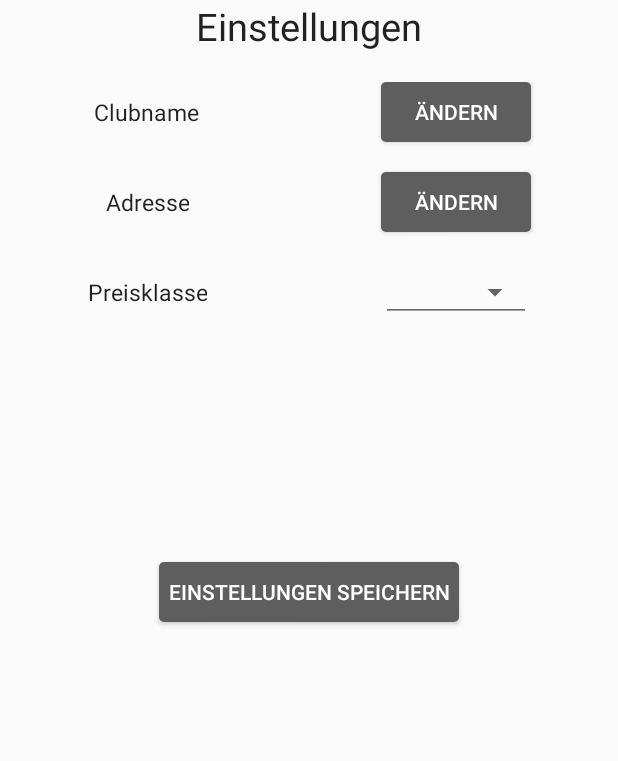
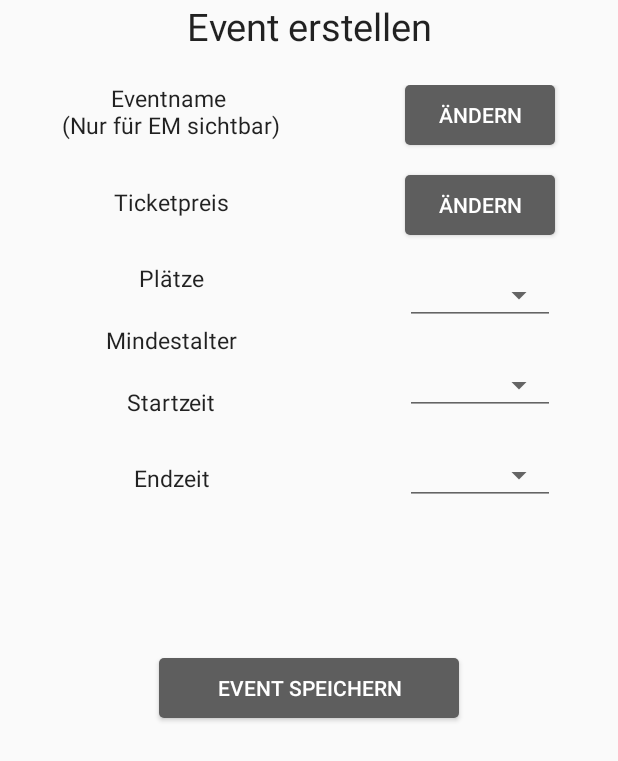
Before and after one commit to compilationFailed/EventApp, an Android app: the layout em_create_event.xml on its own in the app's theme, with its tools: preview values and no code run, on a phone screen of 412 x 824 dp. Shown: the top 761 px of the screen. Run offline under Robolectric (Android 15) with nearby library versions, the phone set to English and light mode, and no system bars.

Commit message:
creation of em_create_event

```diff
--- a/app/src/main/res/layout/em_createEvent.xml
+++ b/app/src/main/res/layout/em_create_event.xml
@@ -18,7 +18,7 @@
                 android:layout_width="match_parent"
                 android:layout_height="wrap_content"
                 android:gravity="center"
-                android:text="@string/settings"
+                android:text="@string/createEvent"
                 android:textAppearance="@style/TextAppearance.AppCompat.Large"
                 android:textSize="@dimen/titelTextSize" />
 
@@ -60,7 +60,7 @@
                             android:layout_height="wrap_content"
                             android:layout_weight="1"
                             android:gravity="center"
-                            android:text="@string/defaultClubname"
+                            android:text="@string/eventnameVisibleFor"
                             android:textAppearance="@style/TextAppearance.AppCompat.Body1"
                             android:textSize="@dimen/defaultTextSize" />
                     </LinearLayout>
@@ -83,10 +83,79 @@
                             android:layout_height="wrap_content"
                             android:layout_weight="1"
                             android:gravity="center"
-                            android:text="@string/adress"
+                            android:text="@string/ticketprice"
                             android:textAppearance="@style/TextAppearance.AppCompat.Body1"
                             android:textSize="@dimen/defaultTextSize" />
 
+                    </LinearLayout>
+
+                    <Space
+                        android:layout_width="match_parent"
+                        android:layout_height="20dp"
+                        android:layout_weight="1" />
+
+                    <LinearLayout
+                        android:layout_width="match_parent"
+                        android:layout_height="match_parent"
+                        android:layout_weight="1"
+                        android:gravity="center"
+                        android:orientation="vertical">
+
+                        <TextView
+                            android:id="@+id/textView11"
+                            android:layout_width="wrap_content"
+                            android:layout_height="wrap_content"
+                            android:layout_weight="1"
+                            android:gravity="center"
+                            android:text="@string/seats"
+                            android:textAppearance="@style/TextAppearance.AppCompat.Body1"
+                            android:textSize="@dimen/defaultTextSize" />
+                    </LinearLayout>
+
+                    <Space
+                        android:layout_width="match_parent"
+                        android:layout_height="20dp"
+                        android:layout_weight="1" />
+
+                    <LinearLayout
+                        android:layout_width="match_parent"
+                        android:layout_height="match_parent"
+                        android:layout_weight="1"
+                        android:gravity="center"
+                        android:orientation="vertical">
+
+                        <TextView
+                            android:id="@+id/textView12"
+                            android:layout_width="wrap_content"
+                            android:layout_height="wrap_content"
+                            android:layout_weight="1"
+                            android:gravity="center"
+                            android:text="@string/minimalAge"
+                            android:textAppearance="@style/TextAppearance.AppCompat.Body1"
+                            android:textSize="@dimen/defaultTextSize" />
+                    </LinearLayout>
+
+                    <Space
+                        android:layout_width="match_parent"
+                        android:layout_height="20dp"
+                        android:layout_weight="1" />
+
+                    <LinearLayout
+                        android:layout_width="match_parent"
+                        android:layout_height="match_parent"
+                        android:layout_weight="1"
+                        android:gravity="center"
+                        android:orientation="vertical">
+
+                        <TextView
+                            android:id="@+id/textView9"
+                            android:layout_width="wrap_content"
+                            android:layout_height="wrap_content"
+                            android:layout_weight="1"
+                            android:gravity="center"
+                            android:text="@string/startTime"
+                            android:textAppearance="@style/TextAppearance.AppCompat.Body1"
+                            android:textSize="@dimen/defaultTextSize" />
                     </LinearLayout>
 
                     <Space
@@ -102,15 +171,14 @@
                         android:orientation="vertical">
 
                         <TextView
-                            android:id="@+id/textView9"
+                            android:id="@+id/textView13"
                             android:layout_width="wrap_content"
                             android:layout_height="wrap_content"
                             android:layout_weight="1"
                             android:gravity="center"
-                            android:text="@string/priceclass"
+                            android:text="@string/endTime"
                             android:textAppearance="@style/TextAppearance.AppCompat.Body1"
                             android:textSize="@dimen/defaultTextSize" />
-
                     </LinearLayout>
 
                 </LinearLayout>
@@ -157,36 +225,33 @@
                         android:layout_height="40dp"
                         android:layout_weight="1" />
 
+                    <Space
+                        android:layout_width="match_parent"
+                        android:layout_height="20dp"
+                        android:layout_weight="1" />
+
+                    <Spinner
+                        android:id="@+id/partycityDropdown3"
+                        style="@android:style/Widget.Material.Spinner.Underlined"
+                        android:layout_width="100dp"
+                        android:layout_height="40dp"
+                        android:layout_weight="1" />
+
+                    <Space
+                        android:layout_width="match_parent"
+                        android:layout_height="20dp"
+                        android:layout_weight="1" />
+
+                    <Spinner
+                        android:id="@+id/partycityDropdown4"
+                        style="@android:style/Widget.Material.Spinner.Underlined"
+                        android:layout_width="100dp"
+                        android:layout_height="40dp"
+                        android:layout_weight="1" />
+
                 </LinearLayout>
 
             </LinearLayout>
-
-            <Space
-                android:layout_width="match_parent"
-                android:layout_height="20dp" />
-
-            <Space
-                android:layout_width="match_parent"
-                android:layout_height="20dp" />
-
-            <LinearLayout
-                android:layout_width="match_parent"
-                android:layout_height="wrap_content"
-                android:gravity="center|top"
-                android:orientation="horizontal">
-
-                <LinearLayout
-                    android:layout_width="wrap_content"
-                    android:layout_height="match_parent"
-                    android:layout_weight="1"
-                    android:gravity="center"
-                    android:orientation="vertical"/>
-
-            </LinearLayout>
-
-            <Space
-                android:layout_width="match_parent"
-                android:layout_height="20dp" />
 
             <Space
                 android:layout_width="match_parent"
@@ -197,7 +262,7 @@
                 android:layout_width="200dp"
                 android:layout_height="40dp"
                 android:background="@drawable/default_button"
-                android:text="@string/saveSettings"
+                android:text="@string/saveEvent"
                 android:textColor="@color/colorSecondary" />
 
         </LinearLayout>
--- a/app/src/main/res/layout/user_settings.xml
+++ b/app/src/main/res/layout/user_settings.xml
@@ -106,7 +106,7 @@
                         android:orientation="vertical">
 
                         <TextView
-                            android:id="@+id/textView9"
+                            android:id="@+id/textView10"
                             android:layout_width="wrap_content"
                             android:layout_height="wrap_content"
                             android:layout_weight="1"
@@ -182,7 +182,7 @@
                 android:layout_height="20dp" />
 
             <TextView
-                android:id="@+id/textView10"
+                android:id="@+id/textView11"
                 android:layout_width="match_parent"
                 android:layout_height="wrap_content"
                 android:text="@string/appSettings"
--- a/app/src/main/res/values/strings.xml
+++ b/app/src/main/res/values/strings.xml
@@ -40,4 +40,12 @@
     <string name="defaultClubname">Clubname</string>
     <string name="adress">Adresse</string>
     <string name="priceclass">Preisklasse</string>
+    <string name="createEvent">Event erstellen</string>
+    <string name="eventnameVisibleFor">Eventname \n(Nur für EM sichtbar)</string>
+    <string name="ticketprice">Ticketpreis</string>
+    <string name="seats">Plätze</string>
+    <string name="minimalAge">Mindestalter</string>
+    <string name="startTime">Startzeit</string>
+    <string name="endTime">Endzeit</string>
+    <string name="saveEvent">Event speichern</string>
 </resources>
```
